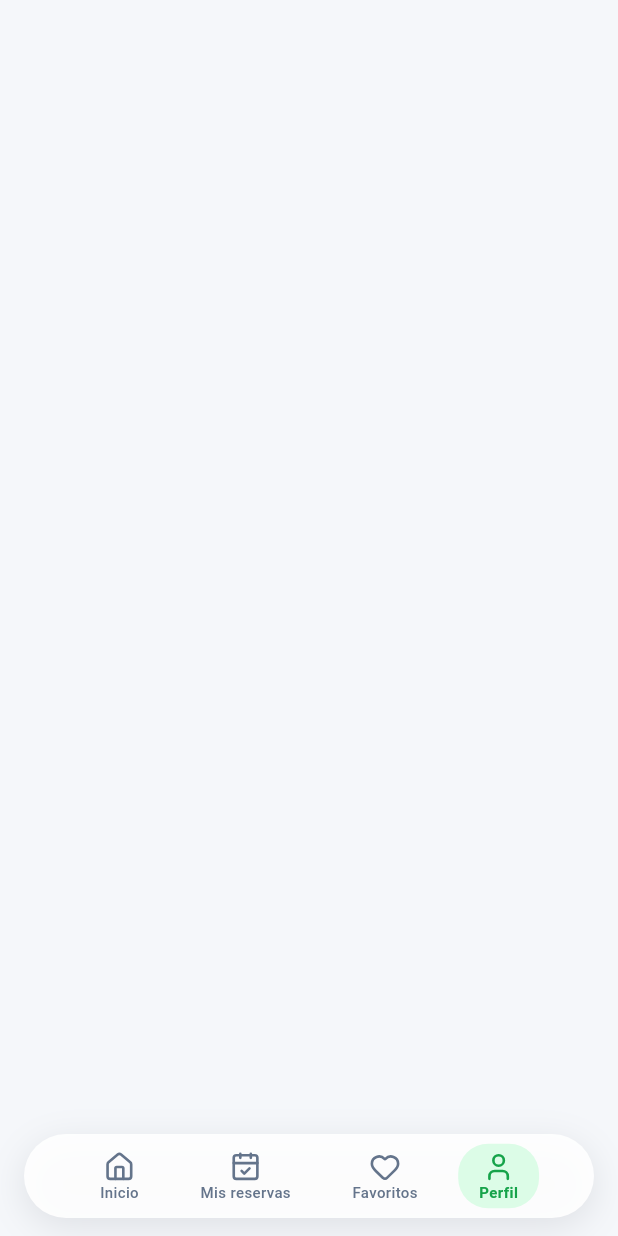
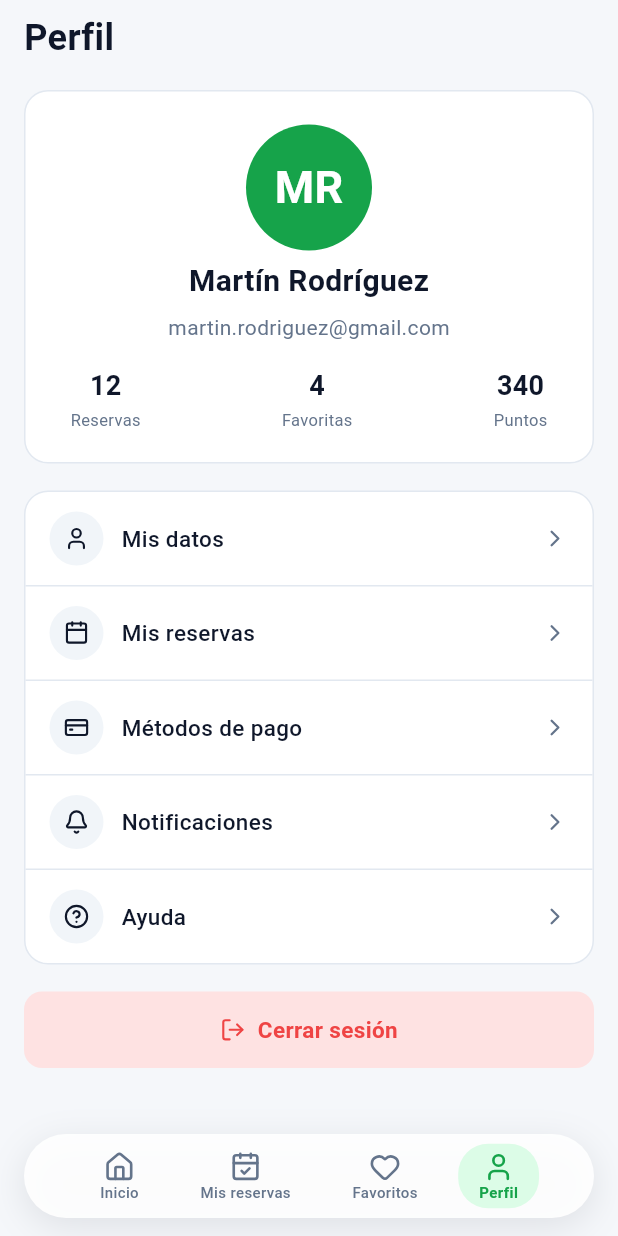
Before and after one commit to Pi7uu/Turnos-Cancha, a Flutter app: the MainShell screen opened directly, item 4 of the bottom bar chosen, on a phone screen of 412 x 824 dp. Run offline on Flutter 3.47's test engine with Material 3 defaults, Android fonts, the phone set to English and light mode, and no system bars; our stand-ins replace lucide_icons_flutter.

Commit message:
feat(perfil): pantalla Perfil con cuenta, stats y menu (RD perfil RF-01)

```diff
--- a/src/FrontEnd/lib/features/navegacion/main_shell.dart
+++ b/src/FrontEnd/lib/features/navegacion/main_shell.dart
@@ -3,6 +3,7 @@ import 'package:flutter/material.dart';
 import '../../core/theme/app_colors.dart';
 import '../inicio/inicio_screen.dart';
 import '../mis_reservas/mis_reservas_screen.dart';
+import '../perfil/perfil_screen.dart';
 import 'tab_bar.dart';
 
 /// Shell de navegación de la app (RD `docs/HistRequerimientos/navegacion.md`
@@ -38,9 +39,9 @@ class _MainShellState extends State<MainShell> {
   Widget build(BuildContext context) {
     return Scaffold(
       backgroundColor: AppColors.bg,
-      // Precargadas y sin rebuild al cambiar de tab (RD RF-02). El tab
-      // Inicio muestra su pantalla real (header); los otros 3 siguen como
-      // placeholders hasta sus RDs.
+      // Precargadas y sin rebuild al cambiar de tab (RD RF-02). Inicio, Mis
+      // reservas y Perfil muestran su pantalla real; Favoritos sigue como
+      // placeholder hasta su RD.
       body: IndexedStack(
         index: _activo.index,
         children: [
@@ -50,7 +51,10 @@ class _MainShellState extends State<MainShell> {
             onVolver: () => setState(() => _activo = TabApp.inicio),
           ),
           _Placeholder(key: ValueKey('placeholder-favoritos')),
-          _Placeholder(key: ValueKey('placeholder-perfil')),
+          PerfilScreen(
+            key: const ValueKey('perfil-screen'),
+            onIrAMisReservas: () => setState(() => _activo = TabApp.misReservas),
+          ),
         ],
       ),
       // Zona del mockup (§4): fondo transparente sobre $bg, bordes a 16px
--- /dev/null
+++ b/src/FrontEnd/lib/features/perfil/perfil_screen.dart
@@ -0,0 +1,269 @@
+/// Pantalla Perfil ( RD `docs/HistRequerimientos/perfil.md` §4 ): tarjeta de
+/// cuenta con avatar y estadísticas, menú de opciones y `Cerrar sesión`.
+///
+/// Es el tab Perfil del shell ( clave `perfil-screen` ). Los datos de la
+/// cuenta son estáticos del mockup ( §8 ); las acciones llegan en RF-02.
+library;
+
+import 'package:flutter/material.dart';
+import 'package:lucide_icons_flutter/lucide_icons.dart';
+
+import '../../core/theme/app_colors.dart';
+
+class PerfilScreen extends StatelessWidget {
+  const PerfilScreen({super.key, this.onIrAMisReservas});
+
+  /// Cambia al tab Mis reservas ( RF-02: fila `Mis reservas` ).
+  final VoidCallback? onIrAMisReservas;
+
+  @override
+  Widget build(BuildContext context) {
+    return Scaffold(
+      backgroundColor: AppColors.bg,
+      body: SafeArea(
+        child: SingleChildScrollView(
+          child: Padding(
+            padding: const EdgeInsets.fromLTRB(16, 8, 16, 16),
+            child: Column(
+              crossAxisAlignment: CrossAxisAlignment.stretch,
+              children: [
+                const Text(
+                  'Perfil',
+                  style: TextStyle(
+                    fontSize: 24,
+                    fontWeight: FontWeight.w700,
+                    color: AppColors.text,
+                  ),
+                ),
+                const SizedBox(height: 18),
+                const _TarjetaCuenta(),
+                const SizedBox(height: 18),
+                _TarjetaMenu(onIrAMisReservas: onIrAMisReservas),
+                const SizedBox(height: 18),
+                const _BotonCerrarSesion(),
+              ],
+            ),
+          ),
+        ),
+      ),
+    );
+  }
+}
+
+/// Tarjeta `Cuenta`: avatar con iniciales, nombre, email y 3 estadísticas.
+class _TarjetaCuenta extends StatelessWidget {
+  const _TarjetaCuenta();
+
+  @override
+  Widget build(BuildContext context) {
+    return Container(
+      padding: const EdgeInsets.fromLTRB(20, 22, 20, 20),
+      decoration: BoxDecoration(
+        color: AppColors.surface,
+        borderRadius: BorderRadius.circular(16),
+        border: Border.all(color: AppColors.border, width: 1),
+      ),
+      child: Column(
+        children: [
+          Container(
+            width: 84,
+            height: 84,
+            decoration: const BoxDecoration(
+              color: AppColors.primary,
+              borderRadius: BorderRadius.all(Radius.circular(42)),
+            ),
+            child: const Center(
+              child: Text(
+                'MR',
+                style: TextStyle(
+                  fontSize: 30,
+                  fontWeight: FontWeight.w700,
+                  color: Colors.white,
+                ),
+              ),
+            ),
+          ),
+          const SizedBox(height: 6),
+          const Text(
+            'Martín Rodríguez',
+            style: TextStyle(
+              fontSize: 20,
+              fontWeight: FontWeight.w700,
+              color: AppColors.text,
+            ),
+          ),
+          const SizedBox(height: 6),
+          const Text(
+            'martin.rodriguez@gmail.com',
+            style: TextStyle(fontSize: 14, color: AppColors.text2),
+          ),
+          Padding(
+            padding: const EdgeInsets.fromLTRB(10, 16, 10, 0),
+            child: Row(
+              mainAxisAlignment: MainAxisAlignment.spaceBetween,
+              children: const [
+                _Stat(valor: '12', label: 'Reservas'),
+                _Stat(valor: '4', label: 'Favoritas'),
+                _Stat(valor: '340', label: 'Puntos'),
+              ],
+            ),
+          ),
+        ],
+      ),
+    );
+  }
+}
+
+/// Columna de estadística ( valor + label, centrada, hueco 2 ).
+class _Stat extends StatelessWidget {
+  const _Stat({required this.valor, required this.label});
+
+  final String valor;
+  final String label;
+
+  @override
+  Widget build(BuildContext context) {
+    return Column(
+      children: [
+        Text(
+          valor,
+          style: const TextStyle(
+            fontSize: 18,
+            fontWeight: FontWeight.w700,
+            color: AppColors.text,
+          ),
+        ),
+        const SizedBox(height: 2),
+        Text(
+          label,
+          style: const TextStyle(fontSize: 11, color: AppColors.text2),
+        ),
+      ],
+    );
+  }
+}
+
+/// Tarjeta `Menu`: 5 filas con ícono + label + chevron, separadores 1px.
+class _TarjetaMenu extends StatelessWidget {
+  const _TarjetaMenu({this.onIrAMisReservas});
+
+  final VoidCallback? onIrAMisReservas;
+
+  @override
+  Widget build(BuildContext context) {
+    final filas = <(IconData, String, VoidCallback?)>[
+      (LucideIcons.user, 'Mis datos', null),
+      (LucideIcons.calendar, 'Mis reservas', onIrAMisReservas),
+      (LucideIcons.creditCard, 'Métodos de pago', null),
+      (LucideIcons.bell, 'Notificaciones', null),
+      (LucideIcons.circleQuestionMark, 'Ayuda', null),
+    ];
+    return Container(
+      decoration: BoxDecoration(
+        color: AppColors.surface,
+        borderRadius: BorderRadius.circular(16),
+        border: Border.all(color: AppColors.border, width: 1),
+      ),
+      child: Column(
+        children: [
+          for (var i = 0; i < filas.length; i++) ...[
+            if (i > 0)
+              Container(height: 1, color: AppColors.border),
+            _FilaMenu(
+              icono: filas[i].$1,
+              label: filas[i].$2,
+              onTap: filas[i].$3,
+            ),
+          ],
+        ],
+      ),
+    );
+  }
+}
+
+/// Fila del menú: caja de ícono 36×36, label 15px w500 y chevron.
+class _FilaMenu extends StatelessWidget {
+  const _FilaMenu({required this.icono, required this.label, this.onTap});
+
+  final IconData icono;
+  final String label;
+  final VoidCallback? onTap;
+
+  @override
+  Widget build(BuildContext context) {
+    return Semantics(
+      button: onTap != null,
+      child: GestureDetector(
+        onTap: onTap,
+        behavior: HitTestBehavior.opaque,
+        child: Padding(
+          padding: const EdgeInsets.symmetric(vertical: 13, horizontal: 16),
+          child: Row(
+            children: [
+              Container(
+                width: 36,
+                height: 36,
+                decoration: const BoxDecoration(
+                  // `$surface-2` del mockup ( #F1F5F9 ) — literal sin token.
+                  color: Color(0xFFF1F5F9),
+                  borderRadius: BorderRadius.all(Radius.circular(18)),
+                ),
+                child: Center(
+                  child: Icon(icono, size: 17, color: AppColors.text),
+                ),
+              ),
+              const SizedBox(width: 12),
+              Expanded(
+                child: Text(
+                  label,
+                  style: const TextStyle(
+                    fontSize: 15,
+                    fontWeight: FontWeight.w500,
+                    color: AppColors.text,
+                  ),
+                ),
+              ),
+              const Icon(
+                LucideIcons.chevronRight,
+                size: 18,
+                color: AppColors.text2,
+              ),
+            ],
+          ),
+        ),
+      ),
+    );
+  }
+}
+
+/// Botón `Cerrar sesión` ( fondo rojo claro, texto/ícono `$danger` ).
+class _BotonCerrarSesion extends StatelessWidget {
+  const _BotonCerrarSesion();
+
+  @override
+  Widget build(BuildContext context) {
+    return Container(
+      key: const ValueKey('cerrar-sesion'),
+      padding: const EdgeInsets.all(15),
+      decoration: BoxDecoration(
+        color: const Color(0xFFFEE2E2),
+        borderRadius: BorderRadius.circular(12),
+      ),
+      child: Row(
+        mainAxisAlignment: MainAxisAlignment.center,
+        children: const [
+          Icon(LucideIcons.logOut, size: 17, color: AppColors.danger),
+          SizedBox(width: 8),
+          Text(
+            'Cerrar sesión',
+            style: TextStyle(
+              fontSize: 15,
+              fontWeight: FontWeight.w600,
+              color: AppColors.danger,
+            ),
+          ),
+        ],
+      ),
+    );
+  }
+}
```
Also changed, not shown: 2 other files.
